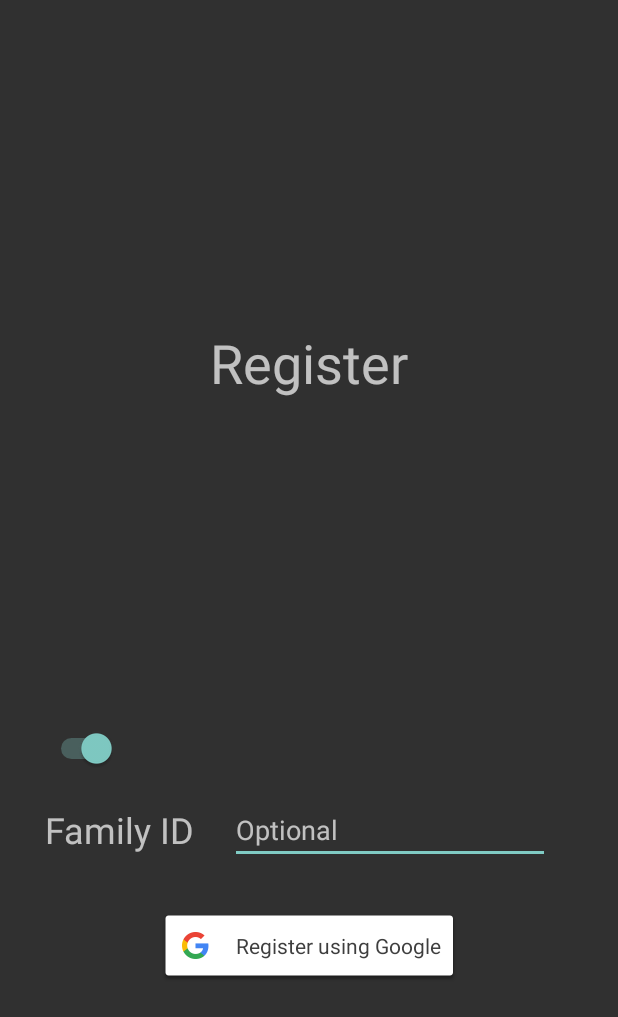
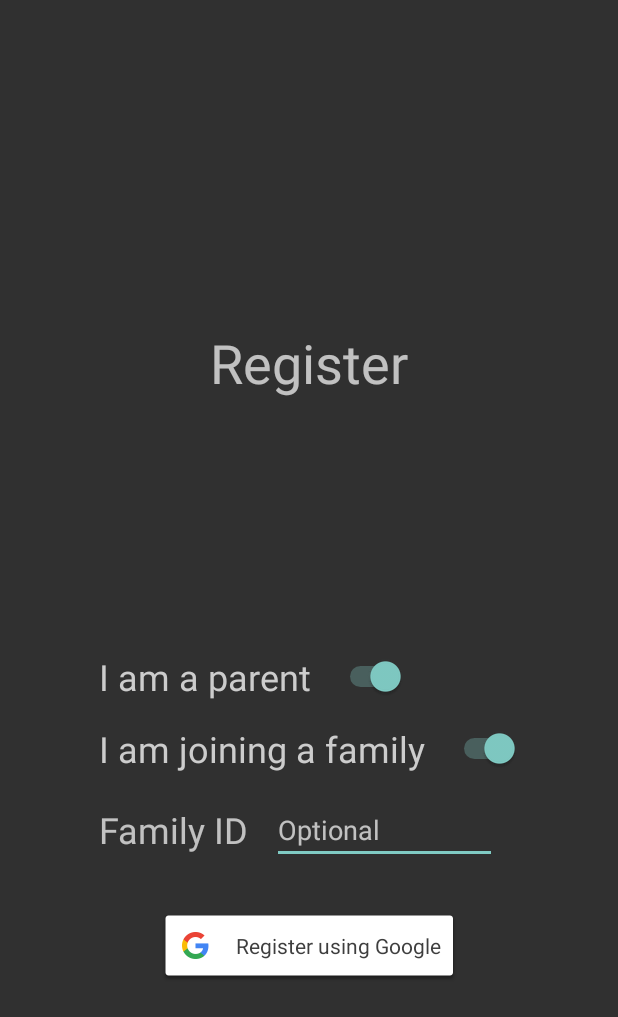
Before and after one commit to jhwblender/Homeschoolr, an Android app: the screen it shows after launch (RegisterActivity), after a tap on "Register", on a phone screen of 412 x 824 dp. Shown: the top 1017 px of the screen. Run offline under Robolectric (Android 15) with nearby library versions, the phone set to English and light mode, and no system bars; our stand-ins replace Firebase (no records; nobody signed in at launch, a user with empty details on screens opened directly); Roboto replaces fonts that are not available here; 1 other tap on this screen came first.

```diff
--- /dev/null
+++ b/app/src/main/java/com/EventHorizon/homeschoolr/DatabaseListener.java
@@ -0,0 +1,8 @@
+package com.EventHorizon.homeschoolr;
+
+import com.google.android.gms.tasks.Task;
+import com.google.firebase.firestore.DocumentSnapshot;
+
+public interface DatabaseListener {
+    public void onDatabaseResult(DatabaseTask taskName, Task<DocumentSnapshot> task);
+}
--- /dev/null
+++ b/app/src/main/java/com/EventHorizon/homeschoolr/DatabaseTask.java
@@ -0,0 +1,5 @@
+package com.EventHorizon.homeschoolr;
+
+public enum DatabaseTask {
+    CHECK_EMAIL
+}
--- a/app/src/main/java/com/EventHorizon/homeschoolr/Google.java
+++ b/app/src/main/java/com/EventHorizon/homeschoolr/Google.java
@@ -3,10 +3,8 @@ package com.EventHorizon.homeschoolr;
 import android.app.Activity;
 import android.content.Context;
 import android.content.Intent;
-import android.content.SharedPreferences;
 import android.net.Uri;
 import android.util.Log;
-import android.view.View;
 
 import androidx.annotation.NonNull;
 
@@ -17,18 +15,17 @@ import com.google.android.gms.auth.api.signin.GoogleSignInOptions;
 import com.google.android.gms.common.api.ApiException;
 import com.google.android.gms.tasks.OnCompleteListener;
 import com.google.android.gms.tasks.Task;
-import com.google.gson.Gson;
 
 public class Google {
     private GoogleSignInClient mGoogleSignInClient;
     private GoogleSignInOptions googleSignIn;
     private GoogleSignInAccount account;
-    boolean isLoggedIn = false;
     Activity activity;
 
-    Google(Context context){isLoggedIn(context);}
+    Google(Context context){
+        isSignedIn(context);}
 
-    boolean isLoggedIn(Context context){
+    boolean isSignedIn(Context context){
         // Check for existing Google Sign In account, if the user is already signed in
         // the GoogleSignInAccount will be non-null.
         account = GoogleSignIn.getLastSignedInAccount(context);
@@ -52,16 +49,18 @@ public class Google {
         activity.startActivityForResult(signInIntent, 1);
     }
 
-    void signOut(final Activity activity) {
+    void signOut(final Activity activity, final Class goTo) {
+        if(isSignedIn(activity)) {
             init(activity);
             mGoogleSignInClient.signOut()
                     .addOnCompleteListener(activity, new OnCompleteListener<Void>() {
                         @Override
                         public void onComplete(@NonNull Task<Void> task) {
-                        Intent intent = new Intent(activity, LoginActivity.class);
+                            Intent intent = new Intent(activity, goTo);
                             activity.startActivity(intent);
                         }
                     });
+        }
     }
 
     boolean handleSignInResult(Intent data) {
--- a/app/src/main/java/com/EventHorizon/homeschoolr/RegisterActivity.java
+++ b/app/src/main/java/com/EventHorizon/homeschoolr/RegisterActivity.java
@@ -2,12 +2,25 @@ package com.EventHorizon.homeschoolr;
 
 import androidx.appcompat.app.AppCompatActivity;
 
+import android.content.Intent;
 import android.os.Bundle;
 import android.view.View;
 import android.widget.Button;
+import android.widget.EditText;
+import android.widget.ProgressBar;
+import android.widget.Switch;
+import android.widget.TableRow;
 
 public class RegisterActivity extends AppCompatActivity {
+    Google google;
+
     Button registerButton;
+    EditText familyIDView;
+    TableRow familyIDRow;
+    Switch isParent;
+    Switch joiningFamily;
+
+    ProgressBar loadingSymbol;
 
     @Override
     protected void onCreate(Bundle savedInstanceState) {
@@ -15,9 +28,37 @@ public class RegisterActivity extends AppCompatActivity {
         setContentView(R.layout.activity_register);
 
         registerButton = findViewById(R.id.registerButton);
+        familyIDView = findViewById(R.id.familyID);
+        familyIDRow = findViewById(R.id.familyIDRow);
+        isParent = findViewById(R.id.amParentSwitch);
+        amParentSwitched(isParent);
+        joiningFamily = findViewById(R.id.joiningFamilySwitch);
+        loadingSymbol = findViewById(R.id.loadingSymbol);
+
+        google = new Google(this);
+    }
+
+    @Override
+    public void onBackPressed(){
+        google.signOut(this, LoginActivity.class);
+    }
+
+    public void amParentSwitched(View view){
+        if(isParent.isChecked())
+            isParent.setText(getString(R.string.textAmParent));
+        else
+            isParent.setText(getString(R.string.textAmLearner));
+    }
+
+    public void joiningFamilySwitched(View view){
+        if(joiningFamily.isChecked())
+            familyIDRow.setVisibility(View.VISIBLE);
+        else
+            familyIDRow.setVisibility(View.INVISIBLE);
     }
 
     public void registerButton(View view){
+        loadingSymbol.setVisibility(View.VISIBLE);
 
     }
 }
--- a/app/src/main/java/com/EventHorizon/homeschoolr/SettingsActivity.java
+++ b/app/src/main/java/com/EventHorizon/homeschoolr/SettingsActivity.java
@@ -26,6 +26,6 @@ public class SettingsActivity extends AppCompatActivity {
 
     //Logout button clicked
     public void logout(View view){
-        google.signOut(this);
+        google.signOut(this, LoginActivity.class);
     }
 }
--- a/app/src/main/res/layout/activity_register.xml
+++ b/app/src/main/res/layout/activity_register.xml
@@ -20,7 +20,7 @@
         app:layout_constraintBottom_toBottomOf="parent"
         app:layout_constraintEnd_toEndOf="parent"
         app:layout_constraintStart_toStartOf="parent"
-        app:layout_constraintTop_toBottomOf="@+id/loadingSymbol2" />
+        app:layout_constraintTop_toBottomOf="@+id/loadingSymbol" />
 
     <TextView
         android:id="@+id/RegisterText"
@@ -29,13 +29,13 @@
         android:gravity="center|center_vertical"
         android:text="@string/textRegister"
         android:textSize="36sp"
-        app:layout_constraintBottom_toTopOf="@+id/switch1"
+        app:layout_constraintBottom_toTopOf="@+id/joiningFamilySwitch"
         app:layout_constraintEnd_toEndOf="parent"
         app:layout_constraintStart_toStartOf="parent"
         app:layout_constraintTop_toTopOf="parent" />
 
     <ProgressBar
-        android:id="@+id/loadingSymbol2"
+        android:id="@+id/loadingSymbol"
         style="?android:attr/progressBarStyle"
         android:layout_width="wrap_content"
         android:layout_height="wrap_content"
@@ -45,18 +45,43 @@
         app:layout_constraintStart_toStartOf="parent"
         app:layout_constraintTop_toTopOf="parent" />
 
+    <Switch
+        android:id="@+id/joiningFamilySwitch"
+        android:layout_width="wrap_content"
+        android:layout_height="wrap_content"
+        android:layout_marginBottom="15dp"
+        android:checked="true"
+        android:onClick="joiningFamilySwitched"
+        android:switchPadding="15sp"
+        android:text="@string/joiningFamily"
+        android:textColor="#CCCCCC"
+        android:textSize="24sp"
+        app:layout_constraintBottom_toTopOf="@+id/familyIDRow"
+        app:layout_constraintStart_toStartOf="@+id/familyIDRow" />
+
+    <Switch
+        android:id="@+id/amParentSwitch"
+        android:layout_width="wrap_content"
+        android:layout_height="wrap_content"
+        android:layout_marginBottom="15dp"
+        android:checked="true"
+        android:onClick="amParentSwitched"
+        android:switchPadding="15sp"
+        android:textColor="#CCCCCC"
+        android:textColorHighlight="#CCCCCC"
+        android:textColorLink="#CCCCCC"
+        android:textSize="24sp"
+        app:layout_constraintBottom_toTopOf="@+id/joiningFamilySwitch"
+        app:layout_constraintStart_toStartOf="@+id/joiningFamilySwitch"
+        tools:text="@string/textAmParent" />
+
     <TableRow
-        android:id="@+id/tableRow2"
-        android:layout_width="0dp"
+        android:id="@+id/familyIDRow"
+        android:layout_width="wrap_content"
         android:layout_height="45dp"
-        android:layout_marginStart="30dp"
-        android:layout_marginLeft="30dp"
-        android:layout_marginEnd="30dp"
-        android:layout_marginRight="30dp"
         android:layout_marginBottom="30dp"
         app:layout_constraintBottom_toTopOf="@+id/registerButton"
         app:layout_constraintEnd_toEndOf="parent"
-        app:layout_constraintHorizontal_bias="1.0"
         app:layout_constraintStart_toStartOf="parent">
 
         <TextView
@@ -67,14 +92,9 @@
             android:text="@string/textFamilyID"
             android:textSize="24sp" />
 
-        <Space
-            android:layout_width="wrap_content"
-            android:layout_height="wrap_content"
-            android:layout_weight="1" />
-
         <EditText
-            android:id="@+id/editText"
-            android:layout_width="wrap_content"
+            android:id="@+id/familyID"
+            android:layout_width="150sp"
             android:layout_height="wrap_content"
             android:layout_marginLeft="15sp"
             android:layout_marginRight="15sp"
@@ -82,23 +102,9 @@
             android:ems="10"
             android:hint="@string/textOptional"
             android:inputType="number"
+            android:maxLength="4"
             android:textSize="18sp" />
 
     </TableRow>
 
-    <Switch
-        android:id="@+id/switch1"
-        android:layout_width="wrap_content"
-        android:layout_height="wrap_content"
-        android:layout_marginBottom="15dp"
-        android:checked="true"
-        android:switchPadding="15sp"
-        android:textColor="#CCCCCC"
-        android:textOff="@string/textAmLearner"
-        android:textOn="@string/textAmParent"
-        android:textSize="24sp"
-        app:layout_constraintBottom_toTopOf="@+id/tableRow2"
-        app:layout_constraintStart_toStartOf="@+id/tableRow2"
-        tools:text="@string/textAmParent" />
-
 </androidx.constraintlayout.widget.ConstraintLayout>
--- a/app/src/main/res/values/strings.xml
+++ b/app/src/main/res/values/strings.xml
@@ -2,7 +2,7 @@
     <string name="app_name">Homeschoolr</string>
     <!-- LoginActivity -->
     <string name="textWelcome">Welcome to Homeschoolr</string>
-    <string name="googleLoginButton">Login using Google</string>
+    <string name="googleLoginButton">Login</string>
     <!-- RegisterActivity -->
     <string name="googleRegisterButton">Register using Google</string>
     <string name="textRegister">Register</string>
@@ -11,6 +11,7 @@
     <string name="textOptional">Optional</string>
     <string name="textAmLearner">I am a learner</string>
     <string name="textAmParent">I am a parent</string>
+    <string name="joiningFamily">I am joining a family</string>
     <!-- SettingsActivity -->
     <string name="textSettings">Settings</string>
     <string name="textAccountSettings">Account Settings</string>
```
Also changed, not shown: app/src/main/java/com/EventHorizon/homeschoolr/Database.java (+38 -14 lines), app/src/main/java/com/EventHorizon/homeschoolr/LoginActivity.java (+36 -17 lines), app/src/main/java/com/EventHorizon/homeschoolr/PopupMessage.java (added, +7 -0 lines), app/src/main/res/layout/activity_login.xml (+7 -7 lines). Lines whose indentation alone changed are shown as unchanged.
